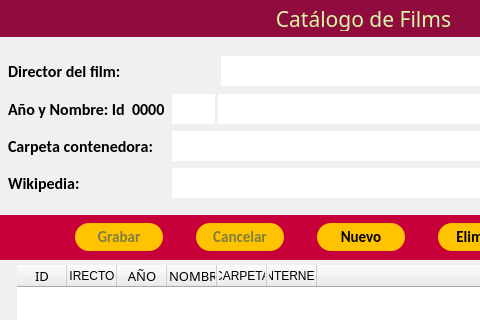
Old version of the form gui/main.ui in the repository QuitoAr/Cine; both pictures show x 0 to 480 and y 0 to 320 of the 727 by 575 pixel window.
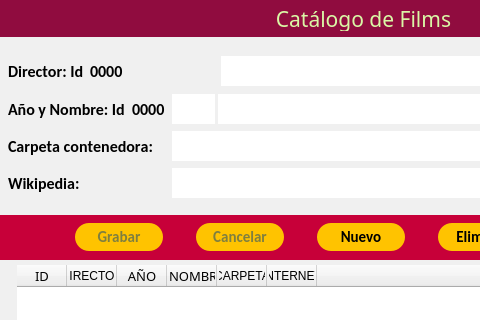
New version of the form. Icons and pictures are not drawn.

Commit message: Actualizar la interfaz de usuario: agregar etiqueta para mostrar el ID del director seleccionado y ajustar su alineación

```diff
--- a/gui/main.ui
+++ b/gui/main.ui
@@ -3326,6 +3326,40 @@
      <set>Qt::AlignLeading|Qt::AlignLeft|Qt::AlignVCenter</set>
     </property>
    </widget>
+   <widget class="QLabel" name="labelDirector">
+    <property name="geometry">
+     <rect>
+      <x>90</x>
+      <y>56</y>
+      <width>33</width>
+      <height>30</height>
+     </rect>
+    </property>
+    <property name="font">
+     <font>
+      <family>Calibri</family>
+      <pointsize>12</pointsize>
+      <weight>75</weight>
+      <italic>false</italic>
+      <bold>true</bold>
+     </font>
+    </property>
+    <property name="layoutDirection">
+     <enum>Qt::LeftToRight</enum>
+    </property>
+    <property name="styleSheet">
+     <string notr="true"/>
+    </property>
+    <property name="text">
+     <string notr="true">0000</string>
+    </property>
+    <property name="textFormat">
+     <enum>Qt::AutoText</enum>
+    </property>
+    <property name="alignment">
+     <set>Qt::AlignLeading|Qt::AlignLeft|Qt::AlignVCenter</set>
+    </property>
+   </widget>
    <widget class="QLabel" name="label">
     <property name="geometry">
      <rect>
@@ -3345,7 +3379,7 @@
      </font>
     </property>
     <property name="text">
-     <string>Director del film:</string>
+     <string>Director: Id</string>
     </property>
    </widget>
    <widget class="QLabel" name="label_3">
```
Left out of the diff: 9 changed lines with no effect on the pictures. The commit also changes 2 other files.
